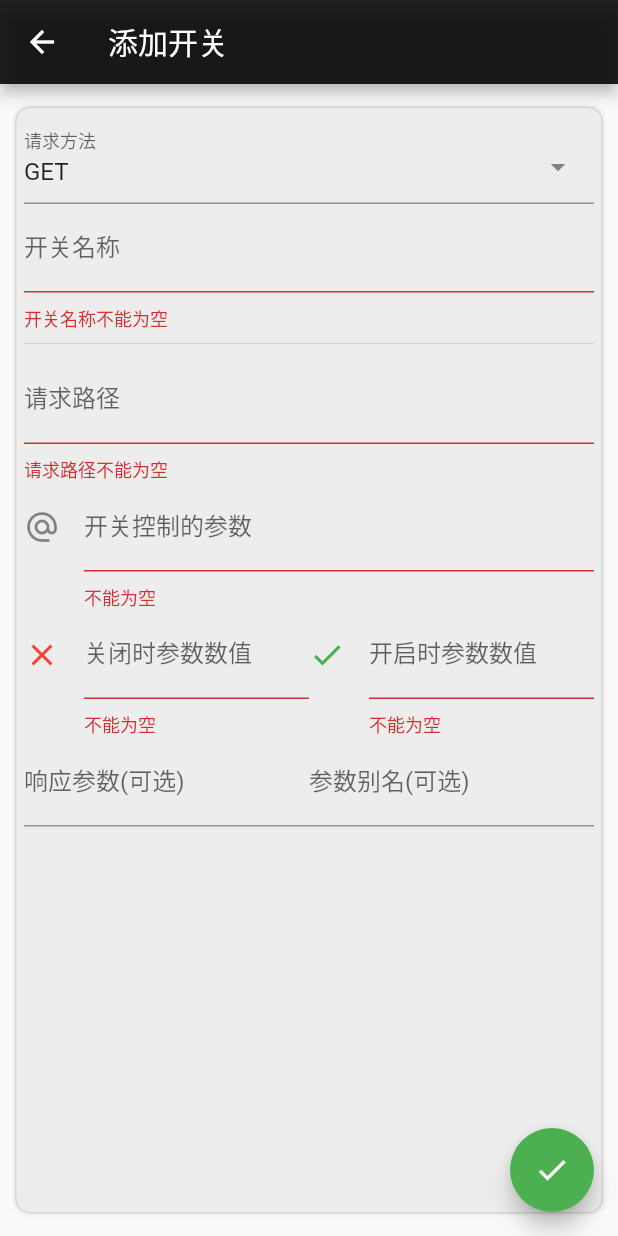
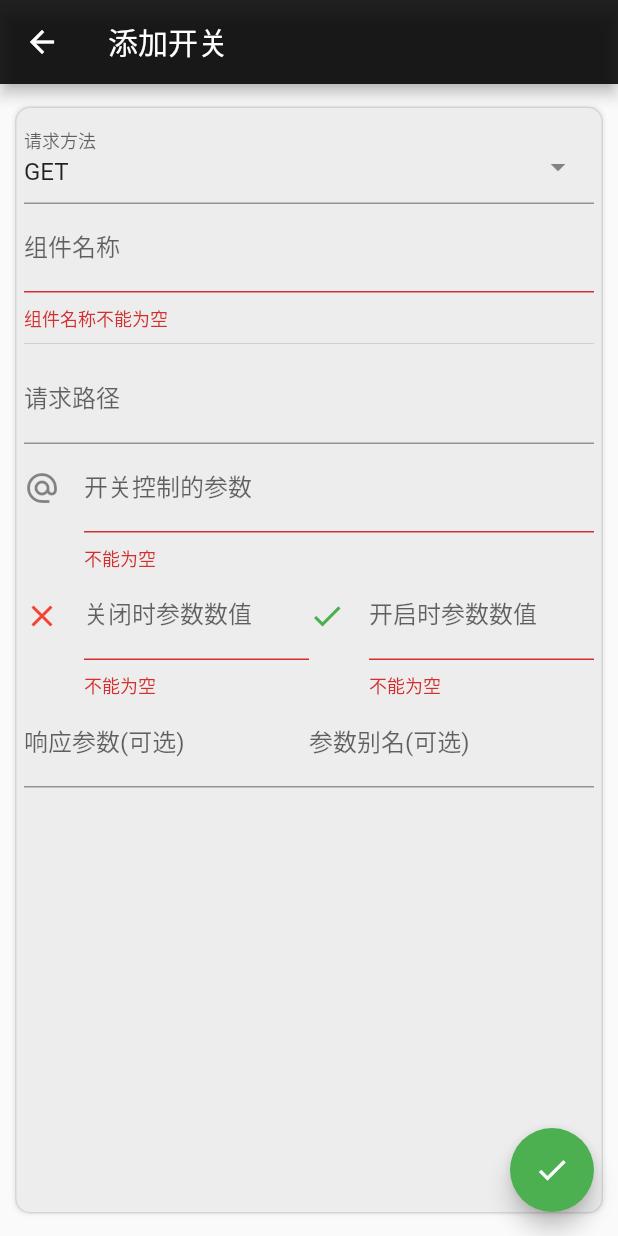
Before and after one commit to qi-xmu/zapi, a Flutter app: the AddSwitchForm screen opened directly with empty values, after a tap on the "check" icon, on a phone screen of 412 x 824 dp. Run offline on Flutter 3.47's test engine with Material 2 defaults, Android fonts, the light colour scheme and no system bars; drawn by our look-alikes of select_form_field; our stand-ins replace dio, flutter_easyloading, flutter_speed_dial, shared_preferences; accounts and stored records are empty.

Commit message:
完成大部分

```diff
--- a/lib/components/Menu/widget_menu.dart
+++ b/lib/components/Menu/widget_menu.dart
@@ -48,7 +48,7 @@ editWidget(BuildContext context, int gindex, int index) {
       break;
     case ApiWidgetType.SWITCH: // 开关
       Navigator.of(context).push(MaterialPageRoute(
-        builder: (context) => AddButtonForm(gindex: gindex, index: index),
+        builder: (context) => AddSwitchForm(gindex: gindex, index: index),
       ));
       break;
   }
--- a/lib/forms/add_info.dart
+++ b/lib/forms/add_info.dart
@@ -125,11 +125,9 @@ class _AddInfoForm extends State<AddInfoForm> {
           // save
           if (_formKey.currentState!.validate()) {
             _formKey.currentState!.save();
+            newAPI.response = response;
+            newAPI.responseAlias = alias;
             if (isEdit) {
-              newAPI.response = response;
-              newAPI.responseAlias = alias;
-              // newAPI.state = parseData(info.state ?? {}, info.responseAlias, alias);
-
               Provider.of<GroupListModel>(context, listen: false).modifyWidget(widget.gindex, widget.index!, newAPI);
               showSuccBlock('编辑成功');
             } else {
--- a/lib/forms/add_sliding.dart
+++ b/lib/forms/add_sliding.dart
@@ -147,8 +147,8 @@ class _AddSlidingForm extends State<AddSlidingForm> {
           // save
           if (_formKey.currentState!.validate()) {
             _formKey.currentState!.save();
+            newAPI.options = options;
             if (isEdit) {
-              newAPI.options = options;
               Provider.of<GroupListModel>(context, listen: false).modifyWidget(widget.gindex, widget.index!, newAPI);
               showSuccBlock('编辑成功');
             } else {
--- a/lib/forms/add_switch.dart
+++ b/lib/forms/add_switch.dart
@@ -1,8 +1,13 @@
 part of AddForm;
 
 class AddSwitchForm extends StatefulWidget {
-  final ApiGroup group;
-  const AddSwitchForm({Key? key, required this.group}) : super(key: key);
+  final int gindex;
+  final int? index;
+  const AddSwitchForm({
+    Key? key,
+    required this.gindex,
+    this.index,
+  }) : super(key: key);
 
   @override
   State<AddSwitchForm> createState() => _AddSwitchForm();
@@ -10,14 +15,24 @@ class AddSwitchForm extends StatefulWidget {
 
 class _AddSwitchForm extends State<AddSwitchForm> {
   final _formKey = GlobalKey<FormState>();
+  late ApiGroup group;
+  late ApiWidgetInfo info;
+
+  bool isEdit = false;
   List<String> options = ["", ""];
+  ApiWidgetInfo newAPI = ApiWidgetInfo(type: ApiWidgetType.SWITCH, apiInfo: APIInfo());
 
-  ApiWidgetInfo newAPI = ApiWidgetInfo(
-    type: ApiWidgetType.SWITCH,
-    apiInfo: APIInfo(),
-  );
+  @override
+  initState() {
+    group = context.read<GroupListModel>().getAt(widget.gindex);
+    if (widget.index != null) {
+      info = group.widgetList[widget.index!];
+      options = info.options as List<String>;
+      isEdit = true;
+    }
+    super.initState();
+  }
 
-  ApiWidgetType newType = ApiWidgetType.BUTTON;
   @override
   Widget build(BuildContext context) {
     return Scaffold(
@@ -33,52 +48,49 @@ class _AddSwitchForm extends State<AddSwitchForm> {
               children: [
                 SelectFormField(
                   autofocus: true,
-                  initialValue: '0',
+                  initialValue: isEdit ? info.apiInfo.method.index.toString() : '0',
                   labelText: '请求方法',
                   items: httpMethods,
                   onChanged: (val) {
-                    int index = int.parse(val);
-                    newAPI.apiInfo.method = HttpMethod.values[index];
+                    newAPI.apiInfo.method = HttpMethod.values[int.parse(val)];
                   },
                   validator: (v) => v!.trim().isEmpty ? "请求方法不能为空" : null,
                 ),
-                // button
                 TextFormField(
                   textInputAction: TextInputAction.next,
-                  decoration: const InputDecoration(
-                    labelText: "开关名称",
-                  ),
-                  onChanged: (val) => newAPI.apiInfo.name = val,
-                  validator: (v) => v!.trim().isEmpty ? "开关名称不能为空" : null,
+                  initialValue: isEdit ? info.apiInfo.name : null,
+                  decoration: const InputDecoration(labelText: "组件名称"),
+                  onSaved: (val) => newAPI.apiInfo.name = val ?? '',
+                  validator: (v) => v!.trim().isEmpty ? "组件名称不能为空" : null,
                 ),
                 const Divider(),
                 TextFormField(
+                  keyboardType: TextInputType.url,
                   textInputAction: TextInputAction.next,
-                  decoration: const InputDecoration(
-                    labelText: "请求路径",
-                    prefixText: '/',
-                  ),
-                  validator: (v) => v!.trim().isEmpty ? "请求路径不能为空" : null,
-                  onChanged: (val) => newAPI.apiInfo.path = "/$val",
+                  initialValue: isEdit ? info.apiInfo.path : null,
+                  decoration: const InputDecoration(labelText: "请求路径"),
+                  onSaved: (val) => newAPI.apiInfo.path = val ?? '',
                 ),
                 TextFormField(
                   textInputAction: TextInputAction.next,
+                  initialValue: isEdit ? info.control : null,
                   decoration: const InputDecoration(
                     icon: Icon(Icons.alternate_email),
                     labelText: "开关控制的参数",
                   ),
                   validator: (v) => v!.trim().isEmpty ? "不能为空" : null,
-                  onChanged: (val) => newAPI.control = val,
+                  onSaved: (val) => newAPI.control = val,
                 ),
                 Row(children: [
                   Expanded(
                     child: TextFormField(
                       textInputAction: TextInputAction.next,
+                      initialValue: isEdit ? info.options[1] : null,
                       decoration: const InputDecoration(
                         icon: Icon(Icons.clear, color: Colors.red),
                         labelText: "关闭时参数数值",
                       ),
-                      onChanged: (val) => options[1] = val,
+                      onSaved: (val) => options[1] = val ?? '',
                       validator: (v) => v!.trim().isEmpty ? "不能为空" : null,
                     ),
                   ),
@@ -86,11 +98,12 @@ class _AddSwitchForm extends State<AddSwitchForm> {
                   Expanded(
                     child: TextFormField(
                       textInputAction: TextInputAction.next,
+                      initialValue: isEdit ? info.options[0] : null,
                       decoration: const InputDecoration(
                         icon: Icon(Icons.check, color: Colors.green),
                         labelText: "开启时参数数值",
                       ),
-                      onChanged: (val) => options[0] = val,
+                      onSaved: (val) => options[0] = val ?? '',
                       validator: (v) => v!.trim().isEmpty ? "不能为空" : null,
                     ),
                   )
@@ -98,23 +111,19 @@ class _AddSwitchForm extends State<AddSwitchForm> {
                 Row(children: [
                   Expanded(
                     child: TextFormField(
-                      textInputAction: TextInputAction.next,
-                      decoration: const InputDecoration(
-                        labelText: "响应参数(可选)",
-                      ),
-                      onChanged: (val) => newAPI.response = [val],
-                    ),
+                        textInputAction: TextInputAction.next,
+                        initialValue: isEdit ? info.response[0] : null,
+                        decoration: const InputDecoration(labelText: "响应参数(可选)"),
+                        onSaved: (val) => newAPI.response = [val],
+                        keyboardType: TextInputType.url),
                   ),
-                  const Divider(),
                   Expanded(
-                    child: TextFormField(
-                      textInputAction: TextInputAction.next,
-                      decoration: const InputDecoration(
-                        labelText: "参数别名(可选)",
-                      ),
-                      onChanged: (val) => newAPI.responseAlias = [val],
-                    ),
-                  )
+                      child: TextFormField(
+                    textInputAction: TextInputAction.next,
+                    initialValue: isEdit ? info.responseAlias[0] : null,
+                    decoration: const InputDecoration(labelText: "参数别名(可选)"),
+                    onSaved: (val) => newAPI.responseAlias = [val],
+                  ))
                 ]),
               ],
             )),
@@ -123,10 +132,15 @@ class _AddSwitchForm extends State<AddSwitchForm> {
         onPressed: () {
           // save
           if (_formKey.currentState!.validate()) {
+            _formKey.currentState!.save();
             newAPI.options = options;
-            widget.group.addApi(newAPI);
-            prefs.setString(widget.group.name, jsonEncode(widget.group)); // 存储
-            showSuccBlock('添加成功');
+            if (isEdit) {
+              Provider.of<GroupListModel>(context, listen: false).modifyWidget(widget.gindex, widget.index!, newAPI);
+              showSuccBlock('编辑成功');
+            } else {
+              Provider.of<GroupListModel>(context, listen: false).addWidget(widget.gindex, newAPI);
+              showSuccBlock('添加成功');
+            }
             Navigator.pop(context);
           }
         },
--- a/lib/main.dart
+++ b/lib/main.dart
@@ -1,5 +1,4 @@
 import 'dart:convert';
-import 'dart:developer';
 
 import 'package:flutter/material.dart';
 import 'package:flutter_easyloading/flutter_easyloading.dart';
--- a/lib/pages/group_page.dart
+++ b/lib/pages/group_page.dart
@@ -61,7 +61,7 @@ class _GroupListState extends State<GroupList> {
             label: '添加开关',
             onTap: () {
               Navigator.of(context)
-                  .push(MaterialPageRoute(builder: (context) => AddSwitchForm(group: group)))
+                  .push(MaterialPageRoute(builder: (context) => AddSwitchForm(gindex: widget.gindex)))
                   .then((value) => {setState(() {})});
             },
           ),
```
Also changed, not shown: lib/components/APIWidget/widgets.dart (+9 -4 lines).
